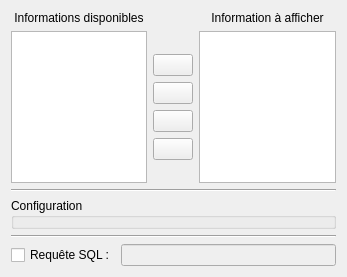
The window that sources/dataBase/ui/summaryquerywidget.ui (qelectrotech/qelectrotech-source-mirror) describes before a commit, drawn with Qt 5.
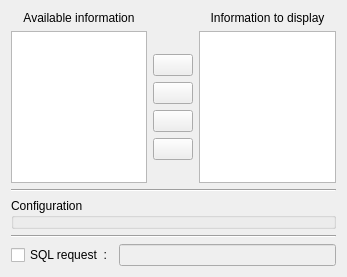
The same window after the commit. Icons and pictures are not drawn. Custom widgets are drawn as their Qt base class.

The edit to the form file:
```diff
--- a/sources/dataBase/ui/summaryquerywidget.ui
+++ b/sources/dataBase/ui/summaryquerywidget.ui
@@ -35,7 +35,7 @@
       <item row="0" column="0">
        <widget class="QLabel" name="label">
         <property name="text">
-         <string>Informations disponibles</string>
+         <string>Available information</string>
         </property>
         <property name="alignment">
          <set>Qt::AlignCenter</set>
@@ -48,7 +48,7 @@
       <item row="0" column="2">
        <widget class="QLabel" name="label_2">
         <property name="text">
-         <string>Information à afficher</string>
+         <string>Information to display</string>
         </property>
         <property name="alignment">
          <set>Qt::AlignCenter</set>
@@ -154,7 +154,7 @@
      <item>
       <widget class="QCheckBox" name="m_edit_sql_query_cb">
        <property name="text">
-        <string>Requête SQL :</string>
+        <string>SQL request  :</string>
        </property>
       </widget>
      </item>
```
